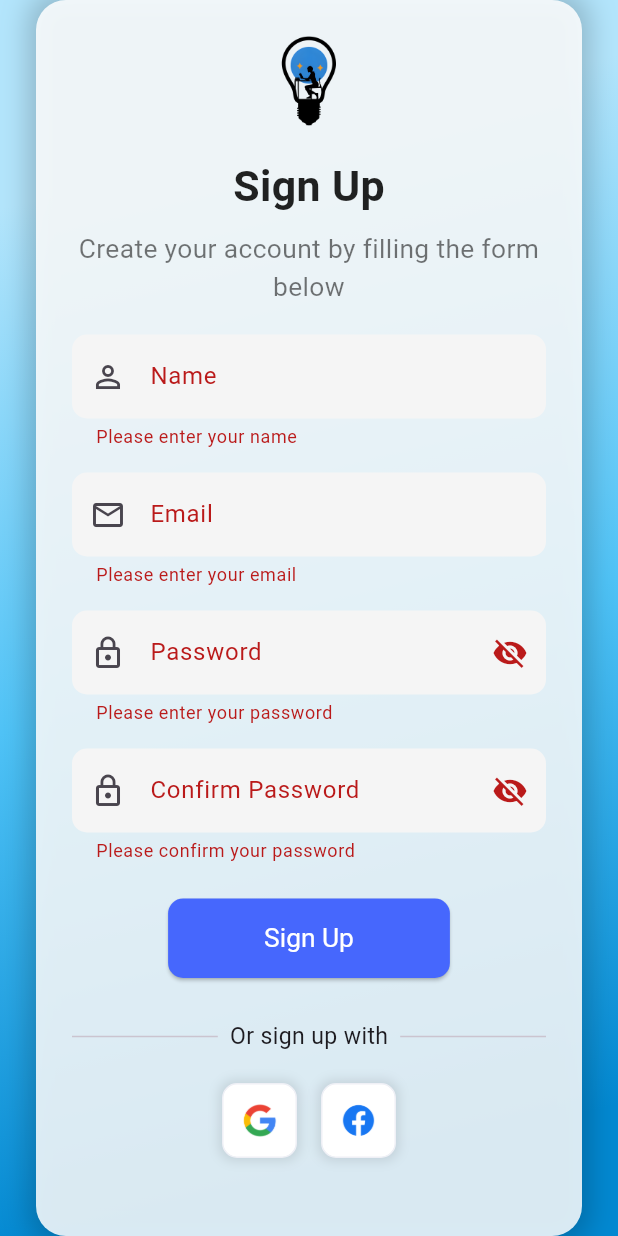
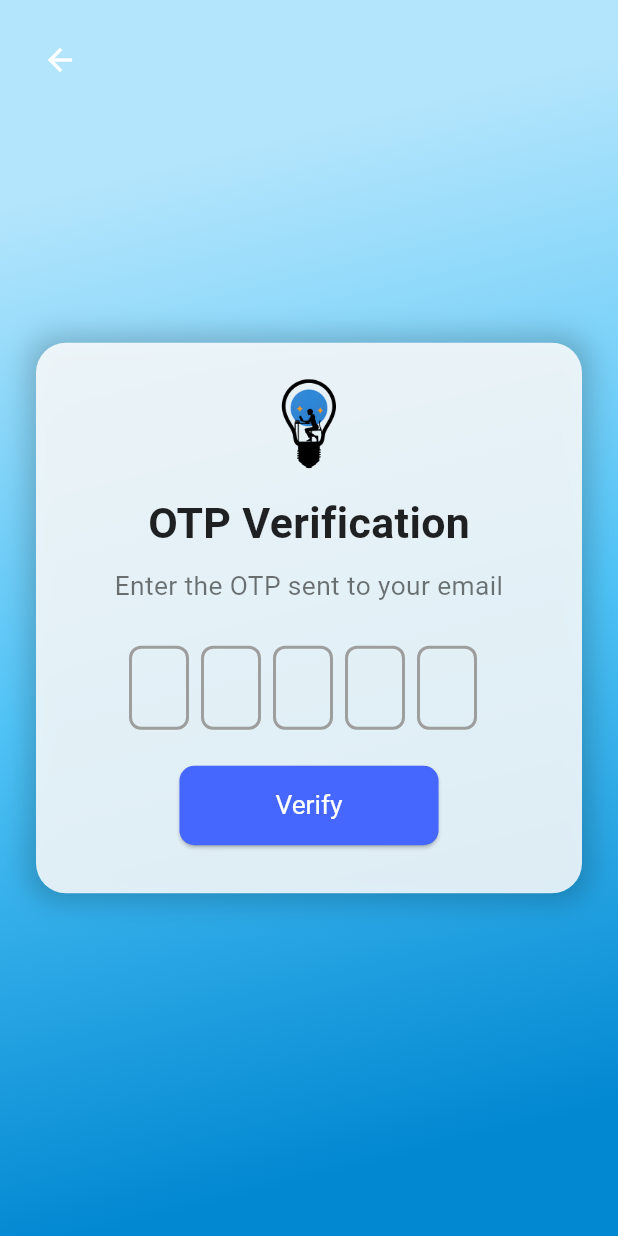
Before and after one commit to Elsheshtawwy/afaq, a Flutter app: the SignUpScreen screen opened directly, after a tap on "Sign Up", on a phone screen of 412 x 824 dp. Run offline on Flutter 3.47's test engine with Material 3 defaults, Android fonts, the phone set to English and light mode, and no system bars; drawn by our look-alikes of flutter_otp_text_field; our stand-ins replace auto_size_text, card_swiper, font_awesome_flutter; network calls fail.

Commit message:
OtpScreen

```diff
--- a/lib/pages/auth/login_screen.dart
+++ b/lib/pages/auth/login_screen.dart
@@ -79,7 +79,7 @@ class _LoginScreenState extends State<LoginScreen> {
                       mainAxisSize: MainAxisSize.min,
                       children: [
                         _buildLogo(),
-                        const SizedBox(height: 20),
+                        const SizedBox(height: 16),
                         _buildTitle(getFontSize),
                         const SizedBox(height: 8),
                         _buildSubtitle(getFontSize),
@@ -141,7 +141,7 @@ class _LoginScreenState extends State<LoginScreen> {
 
   Widget _buildSubtitle(double Function(double) getFontSize) {
     return Text(
-      'Enter your email and password to log in',
+      'Welcome back! Please enter your credentials to continue',
       textAlign: TextAlign.center,
       style: TextStyle(
         color: Colors.black54,
@@ -223,7 +223,7 @@ class _LoginScreenState extends State<LoginScreen> {
         //       context, MaterialPageRoute(builder: (context) => HomePage()));
         // }
          Navigator.pushReplacement(
-              context, MaterialPageRoute(builder: (context) => HomePage()));
+              context, MaterialPageRoute(builder: (context) => const HomePage()));
       },
       buttonColor: primaryColor,
       labelFontSize: getFontSize(16),
--- /dev/null
+++ b/lib/pages/auth/otpScreen.dart
@@ -0,0 +1,194 @@
+import 'package:afaq/pages/mainScreens/home_screen.dart';
+import 'package:afaq/widgets/CustomTextField.dart';
+import 'package:afaq/widgets/buttons/CustomButton.dart';
+import 'package:flutter/material.dart';
+import 'package:flutter_otp_text_field/flutter_otp_text_field.dart';
+
+class OtpScreen extends StatefulWidget {
+  const OtpScreen({super.key});
+
+  @override
+  _OtpScreenState createState() => _OtpScreenState();
+}
+
+class _OtpScreenState extends State<OtpScreen> {
+  final _otpController = TextEditingController();
+  final _formKey = GlobalKey<FormState>();
+
+  @override
+  void initState() {
+    super.initState();
+    _otpController.clear();
+  }
+
+  @override
+  void dispose() {
+    _otpController.dispose();
+    super.dispose();
+  }
+
+  @override
+  Widget build(BuildContext context) {
+    final primaryColor = Theme.of(context).primaryColor;
+    final screenWidth = MediaQuery.of(context).size.width;
+
+    double getFontSize(double baseSize) {
+      return baseSize * (screenWidth / 375);
+    }
+
+    return Scaffold(
+      body: SafeArea(
+        child: Stack(
+          children: [
+            Container(
+              decoration: BoxDecoration(
+                gradient: LinearGradient(
+                  colors: [
+                    Colors.lightBlue.shade100,
+                    Colors.lightBlue.shade300,
+                    Colors.lightBlue.shade700,
+                  ],
+                  stops: const [0.1, 0.5, 0.9],
+                  begin: Alignment.topCenter,
+                  end: Alignment.bottomRight,
+                ),
+              ),
+              child: Center(
+                child: Padding(
+                  padding: const EdgeInsets.symmetric(horizontal: 24.0),
+                  child: Container(
+                    padding: const EdgeInsets.all(24),
+                    decoration: BoxDecoration(
+                      color: Colors.white.withOpacity(0.85),
+                      borderRadius: BorderRadius.circular(20),
+                      boxShadow: [
+                        BoxShadow(
+                          color: Colors.black.withOpacity(0.2),
+                          blurRadius: 15,
+                          spreadRadius: 5,
+                        ),
+                      ],
+                    ),
+                    child: SingleChildScrollView(
+                      child: Form(
+                        key: _formKey,
+                        child: Column(
+                          mainAxisSize: MainAxisSize.min,
+                          children: [
+                            _buildLogo(),
+                            const SizedBox(height: 16),
+                            _buildTitle(getFontSize),
+                            const SizedBox(height: 8),
+                            _buildSubtitle(getFontSize),
+                            const SizedBox(height: 20),
+                            _buildOtpField(),
+                            const SizedBox(height: 16),
+                            _buildVerifyButton(primaryColor, getFontSize),
+                          ],
+                        ),
+                      ),
+                    ),
+                  ),
+                ),
+              ),
+            ),
+            Positioned(
+              top: 16,
+              left: 16,
+              child: IconButton(
+                icon: const Icon(
+                  Icons.arrow_back,
+                  color: Colors.white,
+                ),
+                onPressed: () {
+                  Navigator.pop(context);
+                },
+              ),
+            ),
+          ],
+        ),
+      ),
+    );
+  }
+
+  Widget _buildLogo() {
+    return Image.asset(
+      "assets/images/logo.png",
+      height: 60,
+      errorBuilder: (context, error, stackTrace) {
+        return const Icon(Icons.error, size: 60);
+      },
+    );
+  }
+
+  Widget _buildTitle(double Function(double) getFontSize) {
+    return Text(
+      'OTP Verification',
+      style: TextStyle(
+        fontSize: getFontSize(26),
+        fontWeight: FontWeight.bold,
+        color: Colors.black87,
+      ),
+    );
+  }
+
+  Widget _buildSubtitle(double Function(double) getFontSize) {
+    return Text(
+      'Enter the OTP sent to your email',
+      textAlign: TextAlign.center,
+      style: TextStyle(
+        color: Colors.black54,
+        fontSize: getFontSize(16),
+      ),
+    );
+  }
+
+  Widget _buildOtpField() {
+    return Column(
+      crossAxisAlignment: CrossAxisAlignment.start,
+      children: [
+        const SizedBox(height: 8),
+        OtpTextField(
+            enabledBorderColor: Colors.grey,
+          numberOfFields: 5,
+          cursorColor: Colors.blue,
+          borderColor: Color(0xFF512DA8),
+          showFieldAsBox: true,
+          fieldWidth: 40,
+          borderRadius: BorderRadius.circular(8),
+          onCodeChanged: (String code) {
+            //handle validation or checks here
+          },
+          onSubmit: (String verificationCode) {
+            showDialog(
+                context: context,
+                builder: (context) {
+                  return AlertDialog(
+                    title: Text("Verification Code"),
+                    content: Text('Code entered is $verificationCode'),
+                  );
+                });
+          },
+        ),
+      ],
+    );
+  }
+
+  Widget _buildVerifyButton(
+      Color primaryColor, double Function(double) getFontSize) {
+    return CustomButton(
+      label: 'Verify',
+      onPressed: () {
+        if (_formKey.currentState!.validate()) {
+          Navigator.pushReplacement(context,
+              MaterialPageRoute(builder: (context) => const HomePage()));
+        }
+      },
+      buttonColor: primaryColor,
+      labelFontSize: getFontSize(16),
+      contentPadding: const EdgeInsets.symmetric(vertical: 16, horizontal: 64),
+      borderRadius: 10,
+      labelColor: Colors.white,
+    );
+  }
+}
--- a/lib/pages/auth/signup_screen.dart
+++ b/lib/pages/auth/signup_screen.dart
@@ -1,4 +1,4 @@
-import 'package:afaq/pages/mainScreens/home_screen.dart';
+import 'package:afaq/pages/auth/otpScreen.dart';
 import 'package:afaq/widgets/CustomTextField.dart';
 import 'package:afaq/widgets/buttons/CustomButton.dart';
 import 'package:afaq/widgets/buttons/socialIcons.dart';
@@ -20,6 +20,7 @@ class _SignUpScreenState extends State<SignUpScreen> {
   final _formKey = GlobalKey<FormState>();
   bool _obscurePassword = true;
   bool _obscureConfirmPassword = true;
+  String? _role;
 
   @override
   void initState() {
@@ -88,11 +89,9 @@ class _SignUpScreenState extends State<SignUpScreen> {
                           mainAxisSize: MainAxisSize.min,
                           children: [
                             _buildLogo(),
-                            const SizedBox(height: 20),
+                            const SizedBox(height: 8),
                             _buildTitle(getFontSize),
                             const SizedBox(height: 8),
-                            _buildSubtitle(getFontSize),
-                            const SizedBox(height: 20),
                             _buildNameField(),
                             const SizedBox(height: 16),
                             _buildEmailField(),
@@ -100,6 +99,8 @@ class _SignUpScreenState extends State<SignUpScreen> {
                             _buildPasswordField(),
                             const SizedBox(height: 16),
                             _buildConfirmPasswordField(),
+                            const SizedBox(height: 16),
+                            _buildRoleDropdown(), // Add the role dropdown
                             const SizedBox(height: 16),
                             _buildSignUpButton(primaryColor, getFontSize),
                             const SizedBox(height: 20),
@@ -152,21 +153,10 @@ class _SignUpScreenState extends State<SignUpScreen> {
     );
   }
 
-  Widget _buildSubtitle(double Function(double) getFontSize) {
-    return Text(
-      'Create your account by filling the form below',
-      textAlign: TextAlign.center,
-      style: TextStyle(
-        color: Colors.black54,
-        fontSize: getFontSize(16),
-      ),
-    );
-  }
-
   Widget _buildNameField() {
     return CustomTextField(
       controller: _nameController,
-      labelText: 'Name',
+      labelText: 'User name',
       keyboardType: TextInputType.name,
       prefixIcon: const Icon(Icons.person_outline),
       validator: (value) {
@@ -252,15 +242,41 @@ class _SignUpScreenState extends State<SignUpScreen> {
     );
   }
 
+  Widget _buildRoleDropdown() {
+    return DropdownButtonFormField<String>(
+      value: _role,
+      hint: const Text('Select your role'),
+      items: ['Learner', 'Teacher'].map((role) {
+        return DropdownMenuItem(
+          value: role,
+          child: Text(role),
+        );
+      }).toList(),
+      onChanged: (value) {
+        setState(() {
+          _role = value;
+        });
+      },
+      validator: (value) {
+        if (value == null) {
+          return 'Please select your role';
+        }
+        return null;
+      },
+    );
+  }
+
   Widget _buildSignUpButton(
       Color primaryColor, double Function(double) getFontSize) {
     return CustomButton(
       label: 'Sign Up',
       onPressed: () {
-        if (_formKey.currentState!.validate()) {
-          Navigator.pushReplacement(
-              context, MaterialPageRoute(builder: (context) => HomePage()));
-        }
+        // if (_formKey.currentState!.validate()) {
+        //   Navigator.pushReplacement(context,
+        //       MaterialPageRoute(builder: (context) => const HomePage()));
+        // }
+        Navigator.pushReplacement(context,
+              MaterialPageRoute(builder: (context) => const OtpScreen()));
       },
       buttonColor: primaryColor,
       labelFontSize: getFontSize(16),
--- a/pubspec.yaml
+++ b/pubspec.yaml
@@ -37,6 +37,7 @@ dependencies:
   cupertino_icons:
   font_awesome_flutter:
   card_swiper:
+  flutter_otp_text_field:
 
 
 
```
Also changed, not shown: lib/pages/mainScreens/TeachersScreen.dart (added, +143 -0 lines), lib/pages/mainScreens/home_screen.dart (+79 -56 lines), lib/widgets/SearchBar.dart (added, +46 -0 lines), lib/widgets/cards/CourseCard.dart (+27 -21 lines), lib/widgets/cards/TeacherTile.dart (+29 -49 lines), pubspec.lock.
